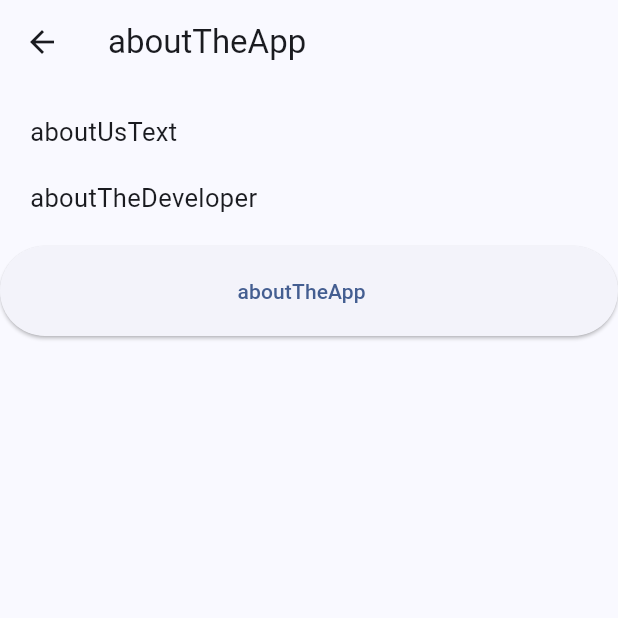
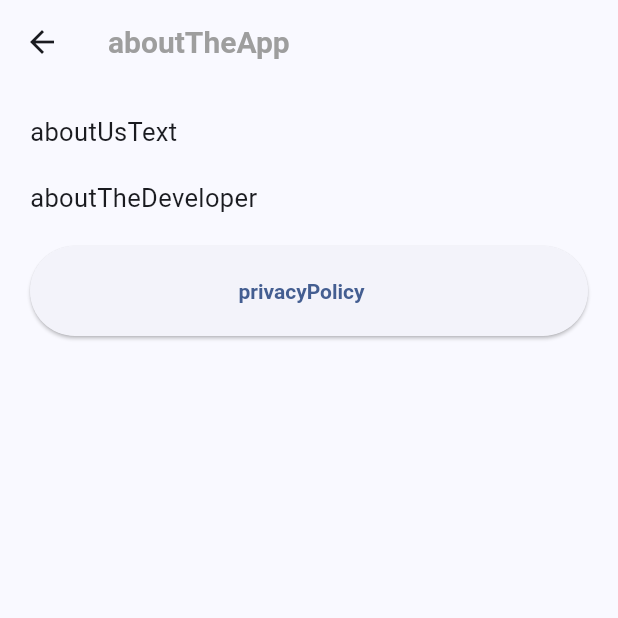
Before and after one commit to ahmadtheswe/dhikr-app-flutter, a Flutter app: the SettingsPage screen opened directly, after a tap on "aboutTheApp", on a phone screen of 412 x 824 dp, the top half of it. Run offline on Flutter 3.47's test engine with Material 3 defaults, Android fonts, the phone set to English and light mode, and no system bars; our stand-ins replace shared_preferences; accounts and stored records are empty; project files that could hold a hidden picture were left out.

Commit message:
refactor code

```diff
--- a/assets/lang/en.json
+++ b/assets/lang/en.json
@@ -3,6 +3,7 @@
   "settings": "Settings",
   "changeLanguage": "Change Language",
   "darkMode": "Dark Mode",
+  "selectDhikrTime": "Select Dhikr Time",
   "listPageTitle": "List of Dhikrs",
   "morning": "Morning Dhikr",
   "evening": "Evening Dhikr",
@@ -16,5 +17,6 @@
   "aboutTheDeveloper": "This application is developed by Ahmad The SWE, a software developer committed to creating useful and user-friendly applications. If you have any questions or suggestions, feel free to contact us.",
   "readTime": "Read {count} time(s)",
   "readTimeOr": "Read {count1} time(s) or {count2} time(s)",
-  "inADayText": "in a day"
+  "inADayText": "in a day",
+  "privacyPolicy": "Privacy Policy"
 }
--- a/assets/lang/id.json
+++ b/assets/lang/id.json
@@ -3,6 +3,7 @@
   "settings": "Pengaturan",
   "changeLanguage": "Ubah Bahasa",
   "darkMode": "Mode Gelap",
+  "selectDhikrTime": "Pilih Waktu Dhikr",
   "listPageTitle": "Daftar Dzikr",
   "morning": "Dzikr Pagi",
   "evening": "Dzikr Petang",
@@ -16,5 +17,6 @@
   "aboutTheDeveloper": "Aplikasi ini dikembangkan oleh Ahmad The SWE, seorang pengembang perangkat lunak yang berkomitmen untuk membuat aplikasi yang bermanfaat dan mudah digunakan. Jika Anda memiliki pertanyaan atau saran, jangan ragu untuk menghubungi kami.",
   "readTime": "Dibaca {count} kali",
   "readTimeOr": "Dibaca {count1} kali atau {count2} kali",
-  "inADayText": "dalam sehari"
+  "inADayText": "dalam sehari",
+  "privacyPolicy": "Kebijakan Privasi"
 }
--- a/lib/pages/about_app_page.dart
+++ b/lib/pages/about_app_page.dart
@@ -1,3 +1,5 @@
+import 'package:dhikr_app/shared/button/standard_elevated_button.dart';
+import 'package:dhikr_app/shared/title/page_title.dart';
 import 'package:flutter/material.dart';
 import 'package:provider/provider.dart';
 
@@ -17,52 +19,39 @@ class _AboutAppPage extends State<AboutAppPage> {
 
     return Scaffold(
         appBar: AppBar(
-        title: Text(languageService.getText('aboutTheApp')),
+          title: PageTitle(
+            text: languageService.getText('aboutTheApp'),
           ),
-      body: ListView(
+        ),
+        body: Container(
+          margin: const EdgeInsets.symmetric(horizontal: 20),
+          child: ListView(
             children: [
               const SizedBox(
                 height: 20,
               ),
-          Container(
-            margin: const EdgeInsets.symmetric(horizontal: 20),
-            child: Text(languageService.getText('aboutUsText'),
+              Text(languageService.getText('aboutUsText'),
                   textAlign: TextAlign.justify,
                   style: const TextStyle(
                     fontSize: 17,
                   )),
-          ),
               const SizedBox(
                 height: 20,
               ),
-          Container(
-            margin: const EdgeInsets.symmetric(horizontal: 20),
-            child: Text(languageService.getText('aboutTheDeveloper'),
+              Text(languageService.getText('aboutTheDeveloper'),
                   textAlign: TextAlign.justify,
                   style: const TextStyle(
                     fontSize: 17,
                   )),
-          ),
               const SizedBox(
                 height: 20,
               ),
-          ElevatedButton(
-              style: ElevatedButton.styleFrom(fixedSize: const Size(250, 60)),
-              onPressed: () async {
-                Navigator.push(
-                  context,
-                  MaterialPageRoute(builder: (context) => const AboutAppPage()),
-                );
-              },
-              child: Row(
-                mainAxisAlignment: MainAxisAlignment.center,
-                children: [
-                  Text(languageService.getText('aboutTheApp')),
-                  const SizedBox(width: 10),
-                ],
-              ))
+              StandardElevatedButton(
+                text: languageService.getText('privacyPolicy'),
+                onPressed: () {},
+              ),
             ],
           ),
-    );
+        ));
   }
 }
--- a/lib/pages/settings_page.dart
+++ b/lib/pages/settings_page.dart
@@ -1,9 +1,13 @@
 import 'package:dhikr_app/pages/about_app_page.dart';
+import 'package:dhikr_app/shared/button/language_elevated_button.dart';
+import 'package:dhikr_app/shared/button/standard_elevated_button.dart';
+import 'package:dhikr_app/shared/title/menu_title.dart';
 import 'package:dhikr_app/static/languages.dart';
 import 'package:flutter/material.dart';
 import 'package:provider/provider.dart';
 
 import '../service/language_service.dart';
+import '../shared/title/page_title.dart';
 
 class SettingsPage extends StatelessWidget {
   const SettingsPage({super.key});
@@ -14,7 +18,9 @@ class SettingsPage extends StatelessWidget {
 
     return Scaffold(
       appBar: AppBar(
-        title: Text(languageService.getText('settings')),
+        title: PageTitle(
+          text: languageService.getText('settings'),
+        ),
       ),
       body: Center(
         child: Column(
@@ -24,72 +30,44 @@ class SettingsPage extends StatelessWidget {
             ),
             Container(
               margin: const EdgeInsets.only(bottom: 20),
-              child: Text(languageService.getText('changeLanguage'),
-                  style: const TextStyle(
-                    fontSize: 20,
-                  )),
+              child: MenuTitle(text: languageService.getText('changeLanguage')),
             ),
-            _createLanguageSelectElevatedButton(Languages.INDONESIAN_TITLE, Languages.INDONESIAN_CODE, context, languageService, 'icons/flags/png100px/id.png'),
+            LanguageElevatedButton(
+              languageTitle: Languages.INDONESIAN_TITLE,
+              icon: Languages.INDONESIAN_ICON,
+              onPressed: () async {
+                await languageService.setLanguage(Languages.INDONESIAN_CODE);
+              },
+            ),
             const SizedBox(
               height: 20,
             ),
-            _createLanguageSelectElevatedButton(Languages.ENGLISH_TITLE, Languages.ENGLISH_CODE, context, languageService, 'icons/flags/png100px/gb.png'),
+            LanguageElevatedButton(
+              languageTitle: Languages.ENGLISH_TITLE,
+              icon: Languages.ENGLISH_ICON,
+              onPressed: () async {
+                await languageService.setLanguage(Languages.ENGLISH_CODE);
+              },
+            ),
             const SizedBox(
               height: 40,
             ),
             Container(
               margin: const EdgeInsets.only(bottom: 20),
-              child: Text(languageService.getText('aboutUs'),
-                  style: const TextStyle(
-                    fontSize: 20,
-                  )),
+              child: MenuTitle(text: languageService.getText('aboutUs')),
             ),
-            _createAboutTheAppElevatedButton(context, languageService),
+            StandardElevatedButton(
+              text: languageService.getText('aboutTheApp'),
+              onPressed: () async {
+                Navigator.push(
+                  context,
+                  MaterialPageRoute(builder: (context) => const AboutAppPage()),
+                );
+              },
+            )
           ],
         ),
       ),
     );
   }
-
-  Widget _createLanguageSelectElevatedButton(String languageTitle, String languageCode, BuildContext context, LanguageService languageService, String icon) {
-    return ElevatedButton(
-        style: ElevatedButton.styleFrom(fixedSize: const Size(250, 60)),
-        onPressed: () async {
-          await languageService.setLanguage(languageCode);
-        },
-        child: Row(
-          mainAxisAlignment: MainAxisAlignment.spaceBetween,
-          children: [
-            Text(languageTitle),
-            const SizedBox(width: 10),
-            ClipOval(
-              child: Image.asset(
-                icon,
-                package: 'country_icons',
-                width: 40,
-                height: 40,
-                fit: BoxFit.cover,
-              ),
-            )
-          ],
-        ));
-  }
-
-  Widget _createAboutTheAppElevatedButton(BuildContext context, LanguageService languageService) {
-    return ElevatedButton(
-        style: ElevatedButton.styleFrom(fixedSize: const Size(250, 60)),
-        onPressed: () async {
-          Navigator.push(
-            context,
-            MaterialPageRoute(builder: (context) => const AboutAppPage()),
-          );
-        },
-        child: Row(
-          mainAxisAlignment: MainAxisAlignment.center,
-          children: [
-            Text(languageService.getText('aboutTheApp')),
-            const SizedBox(width: 10),
-          ],
-        ));
-  }
 }
--- /dev/null
+++ b/lib/shared/button/language_elevated_button.dart
@@ -0,0 +1,40 @@
+import 'package:flutter/material.dart';
+
+class LanguageElevatedButton extends StatelessWidget {
+  final String languageTitle;
+  final String icon;
+  final VoidCallback? onPressed;
+
+  const LanguageElevatedButton({
+    super.key,
+    required this.languageTitle,
+    required this.icon,
+    this.onPressed,
+  });
+
+  @override
+  Widget build(BuildContext context) {
+    return ElevatedButton(
+        style: ElevatedButton.styleFrom(fixedSize: const Size(250, 60)),
+        onPressed: onPressed,
+        child: Row(
+          mainAxisAlignment: MainAxisAlignment.spaceBetween,
+          children: [
+            Text(
+              languageTitle,
+              style: const TextStyle(fontWeight: FontWeight.bold),
+            ),
+            const SizedBox(width: 10),
+            ClipOval(
+              child: Image.asset(
+                icon,
+                package: 'country_icons',
+                width: 40,
+                height: 40,
+                fit: BoxFit.cover,
+              ),
+            )
+          ],
+        ));
+  }
+}
--- /dev/null
+++ b/lib/shared/button/standard_elevated_button.dart
@@ -0,0 +1,26 @@
+import 'package:flutter/material.dart';
+
+class StandardElevatedButton extends StatelessWidget {
+  final String text;
+  final VoidCallback? onPressed;
+
+  const StandardElevatedButton({
+    super.key,
+    required this.text,
+    this.onPressed,
+  });
+
+  @override
+  Widget build(BuildContext context) {
+    return ElevatedButton(
+        style: ElevatedButton.styleFrom(fixedSize: const Size(250, 60), textStyle: const TextStyle(fontWeight: FontWeight.bold)),
+        onPressed: onPressed,
+        child: Row(
+          mainAxisAlignment: MainAxisAlignment.center,
+          children: [
+            Text(text),
+            const SizedBox(width: 10),
+          ],
+        ));
+  }
+}
--- /dev/null
+++ b/lib/shared/title/menu_title.dart
@@ -0,0 +1,17 @@
+import 'package:flutter/material.dart';
+
+class MenuTitle extends StatelessWidget {
+  final String text;
+
+  const MenuTitle({super.key, required this.text});
+
+  @override
+  Widget build(BuildContext context) {
+    return Text(text,
+        style: const TextStyle(
+          fontSize: 18,
+          fontWeight: FontWeight.bold,
+          color: Colors.grey,
+        ));
+  }
+}
--- /dev/null
+++ b/lib/shared/title/page_title.dart
@@ -0,0 +1,19 @@
+import 'package:flutter/material.dart';
+
+class PageTitle extends StatelessWidget {
+  final String text;
+
+  const PageTitle({super.key, required this.text});
+
+  @override
+  Widget build(BuildContext context) {
+    return Text(
+      text,
+      style: const TextStyle(
+        fontSize: 20,
+        fontWeight: FontWeight.bold,
+        color: Colors.grey,
+      ),
+    );
+  }
+}
--- a/lib/static/languages.dart
+++ b/lib/static/languages.dart
@@ -1,6 +1,10 @@
 class Languages {
   static const String ENGLISH_TITLE = 'English';
   static const String ENGLISH_CODE = 'en';
+  static const String ENGLISH_ICON = 'icons/flags/png100px/gb.png';
   static const String INDONESIAN_TITLE = 'Bahasa Indonesia';
   static const String INDONESIAN_CODE = 'id';
+  static const String INDONESIAN_ICON = 'icons/flags/png100px/id.png';
+
+  static const String COMMON_SELECT_LANGUAGE = 'Pilih bahasa / Select language';
 }
--- a/pubspec.yaml
+++ b/pubspec.yaml
@@ -23,6 +23,7 @@ dev_dependencies:
   mockito: ^5.0.0
   flutter_lints: ^2.0.0
   flutter_launcher_icons: ^0.13.1
+  package_rename: ^1.9.0
 
 flutter:
   uses-material-design: true
```
Also changed, not shown: lib/pages/dhikr_list_page.dart (+8 -2 lines), lib/pages/dhikr_page.dart (+11 -2 lines), lib/pages/select_dhikr_time_page.dart (+43 -17 lines), lib/pages/select_language_page.dart (+26 -30 lines), lib/shared/title/page_subtitle.dart (added, +15 -0 lines), package_rename_config.yaml (added, +10 -0 lines), pubspec.lock, 8 other files. Lines whose indentation alone changed are shown as unchanged.
